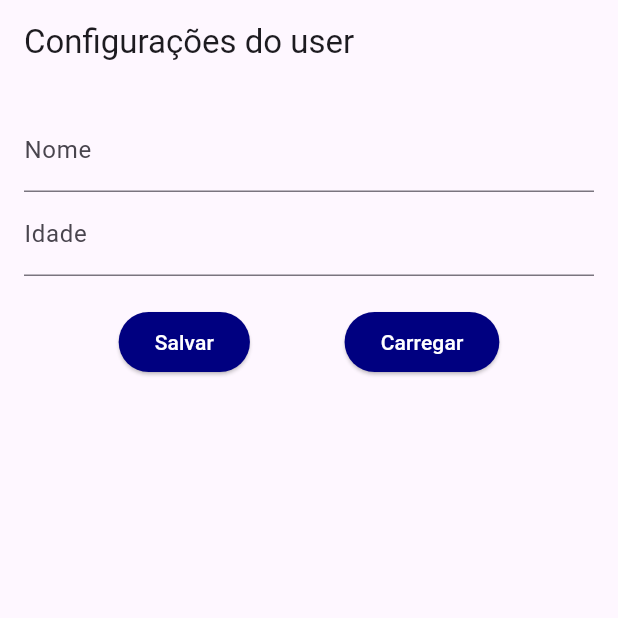
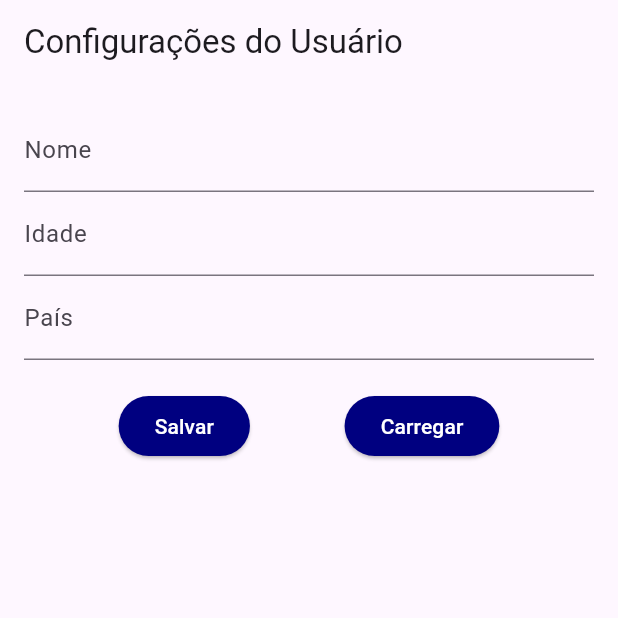
Before and after one commit to AriKed/ArmazenamentoLocal, a Flutter app: the screen it shows after launch, after a tap on "Salvar", on a phone screen of 412 x 824 dp, the top half of it. Run offline on Flutter 3.47's test engine with Material 3 defaults, Android fonts, the phone set to English and light mode, and no system bars; our stand-ins replace shared_preferences.

Commit message:
Atualização

```diff
--- a/lib/user_settings_screen.dart
+++ b/lib/user_settings_screen.dart
@@ -11,9 +11,13 @@ class UserSettingsScreen extends StatefulWidget {
 class _UserSettingsScreenState extends State<UserSettingsScreen> {
   static const String userNameKey = 'username';
   static const String userAgeKey = 'user_age';
+  static const String countryKey = 'country';
 
   final TextEditingController _nameController = TextEditingController();
   final TextEditingController _ageController = TextEditingController();
+  final TextEditingController _countryController = TextEditingController();
+
+  String countryEmoji = ""; // Correção: Variável para armazenar o emoji do país
 
   @override
   void initState() {
@@ -24,7 +28,7 @@ class _UserSettingsScreenState extends State<UserSettingsScreen> {
   @override
   Widget build(BuildContext context) {
     return Scaffold(
-      appBar: AppBar(title: Text("Configurações do user")),
+      appBar: AppBar(title: Text("Configurações do Usuário")),
       body: _buildUserSettingsScreenBody(),
     );
   }
@@ -33,24 +37,34 @@ class _UserSettingsScreenState extends State<UserSettingsScreen> {
     final prefs = await SharedPreferences.getInstance();
     setState(() {
       _nameController.text = prefs.getString(userNameKey) ?? "";
-      _ageController.text = prefs.getInt('user_age')?.toString() ?? "";
+      _ageController.text = prefs.getInt(userAgeKey)?.toString() ?? "";
+      _countryController.text = prefs.getString(countryKey) ?? "";
+      countryEmoji = _getCountryFlagEmoji(_countryController.text);
     });
 
-    ScaffoldMessenger.of(
-      context,
-    ).showSnackBar(SnackBar(content: Text('Dados Carregados!')));
+    ScaffoldMessenger.of(context).showSnackBar(
+      SnackBar(content: Text('Dados Carregados!')),
+    );
   }
 
   Future<void> _saveUserData() async {
     String user = _nameController.text;
     int age = int.tryParse(_ageController.text) ?? 0;
-
-    // "FUTURE"
+    String country = _countryController.text;
 
     final preferences = await SharedPreferences.getInstance();
 
+    await preferences.setString(userNameKey, user);
     await preferences.setInt(userAgeKey, age);
-    await preferences.setString(userNameKey, user);
+    await preferences.setString(countryKey, country);
+  }
+
+  String _getCountryFlagEmoji(String countryCode) {
+    if (countryCode.length != 2) return "";
+    return String.fromCharCodes([
+      countryCode.codeUnitAt(0) + 0x1F1E6 - 65,
+      countryCode.codeUnitAt(1) + 0x1F1E6 - 65
+    ]);
   }
 
   _buildUserSettingsScreenBody() {
@@ -67,6 +81,20 @@ class _UserSettingsScreenState extends State<UserSettingsScreen> {
             controller: _ageController,
             keyboardType: TextInputType.number,
             decoration: InputDecoration(labelText: 'Idade'),
+          ),
+          TextField(
+            controller: _countryController,
+            decoration: InputDecoration(
+              labelText: 'País',
+              suffixIcon: countryEmoji.isNotEmpty
+                  ? Text(countryEmoji, style: TextStyle(fontSize: 24))
+                  : null,
+            ),
+            onChanged: (value) {
+              setState(() {
+                countryEmoji = _getCountryFlagEmoji(value.toUpperCase());
+              });
+            },
           ),
           SizedBox(height: 20),
           Row(
```
